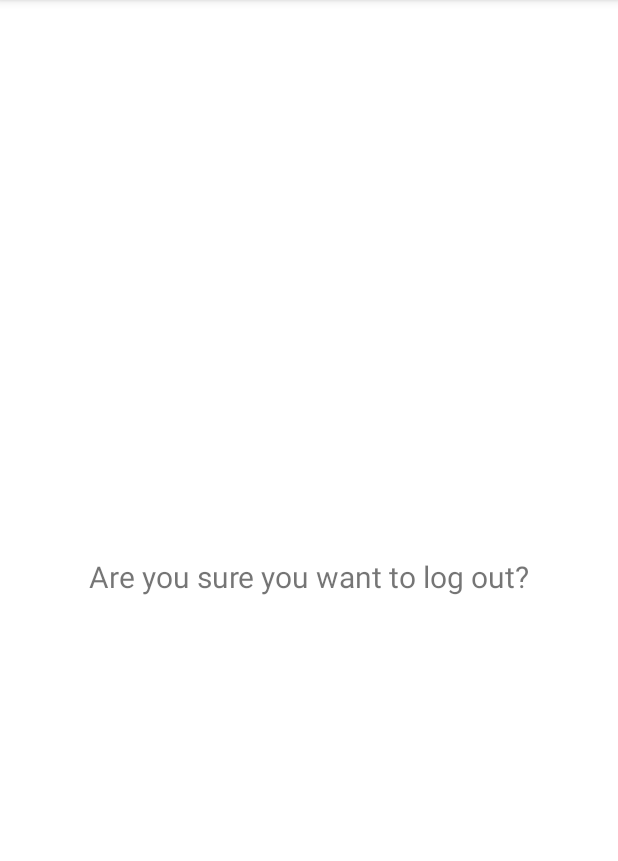
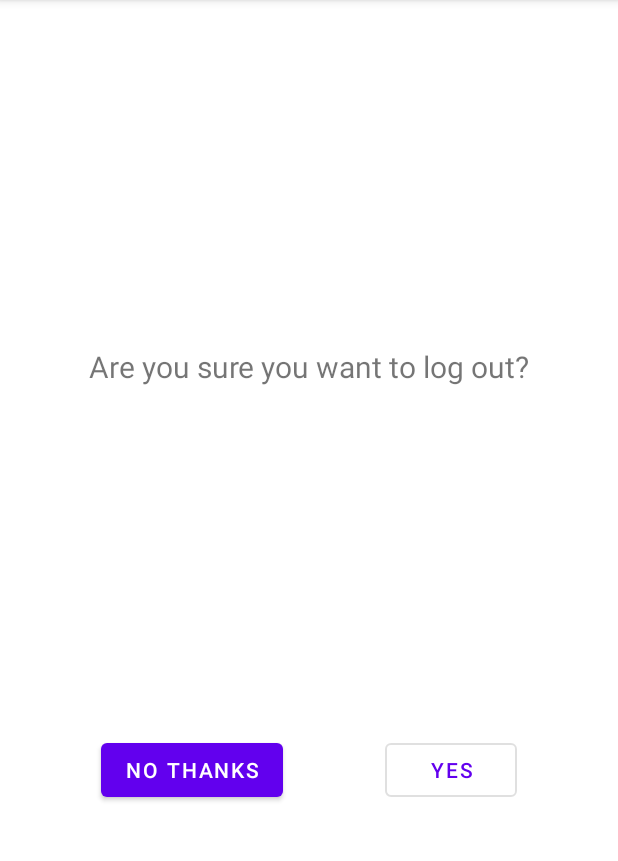
Before and after one commit to benhunter/mcso-ap-FinalProject-Accelerate, an Android app: the fragment LogoutFragment shown on its own in the app's theme, on a phone screen of 412 x 824 dp, the part 84-945 px from its top. Run offline under Robolectric (Android 15) with nearby library versions, the phone set to English and light mode, and no system bars.

Commit message:
Buttons to confirm logout

```diff
--- a/app/src/main/java/me/benhunter/accelerate/ui/home/HomeFragment.kt
+++ b/app/src/main/java/me/benhunter/accelerate/ui/home/HomeFragment.kt
@@ -7,7 +7,6 @@ import android.view.View
 import android.view.ViewGroup
 import androidx.fragment.app.Fragment
 import androidx.fragment.app.activityViewModels
-import androidx.recyclerview.widget.LinearLayoutManager
 import me.benhunter.accelerate.MainViewModel
 import me.benhunter.accelerate.databinding.FragmentHomeBinding
 
--- a/app/src/main/res/layout/fragment_logout.xml
+++ b/app/src/main/res/layout/fragment_logout.xml
@@ -1,17 +1,39 @@
 <?xml version="1.0" encoding="utf-8"?>
 <androidx.constraintlayout.widget.ConstraintLayout xmlns:android="http://schemas.android.com/apk/res/android"
+    xmlns:app="http://schemas.android.com/apk/res-auto"
     android:layout_width="match_parent"
-    android:layout_height="match_parent"
-    xmlns:app="http://schemas.android.com/apk/res-auto">
+    android:layout_height="match_parent">
 
     <TextView
+        android:id="@+id/logout_confirm_tv"
         android:layout_width="wrap_content"
         android:layout_height="wrap_content"
-        app:layout_constraintTop_toTopOf="parent"
+        android:text="Are you sure you want to log out?"
+        android:textSize="20dp"
+        app:layout_constraintBottom_toTopOf="@id/logout_no_buttton"
+        app:layout_constraintEnd_toEndOf="parent"
+        app:layout_constraintStart_toStartOf="parent"
+        app:layout_constraintTop_toTopOf="parent" />
+
+    <com.google.android.material.button.MaterialButton
+        android:id="@+id/logout_no_buttton"
+        android:layout_width="wrap_content"
+        android:layout_height="wrap_content"
+        android:text="No Thanks"
         app:layout_constraintBottom_toBottomOf="parent"
+        app:layout_constraintEnd_toStartOf="@id/logout_yes_buttton"
         app:layout_constraintStart_toStartOf="parent"
+        app:layout_constraintTop_toBottomOf="@id/logout_confirm_tv" />
+
+    <com.google.android.material.button.MaterialButton
+        android:id="@+id/logout_yes_buttton"
+        style="?attr/materialButtonOutlinedStyle"
+        android:layout_width="wrap_content"
+        android:layout_height="wrap_content"
+        android:text="Yes"
+        app:layout_constraintBottom_toBottomOf="parent"
         app:layout_constraintEnd_toEndOf="parent"
-        android:textSize="20dp"
-        android:text="Are you sure you want to log out?" />
+        app:layout_constraintStart_toEndOf="@id/logout_no_buttton"
+        app:layout_constraintTop_toBottomOf="@id/logout_confirm_tv" />
 
 </androidx.constraintlayout.widget.ConstraintLayout>
```
